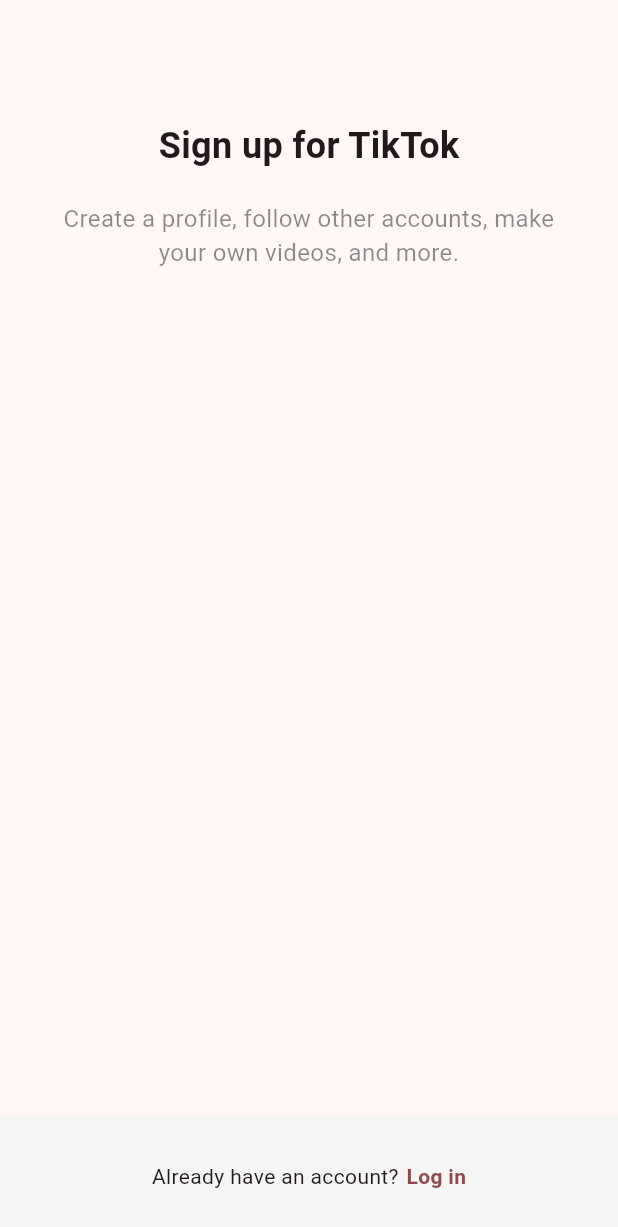
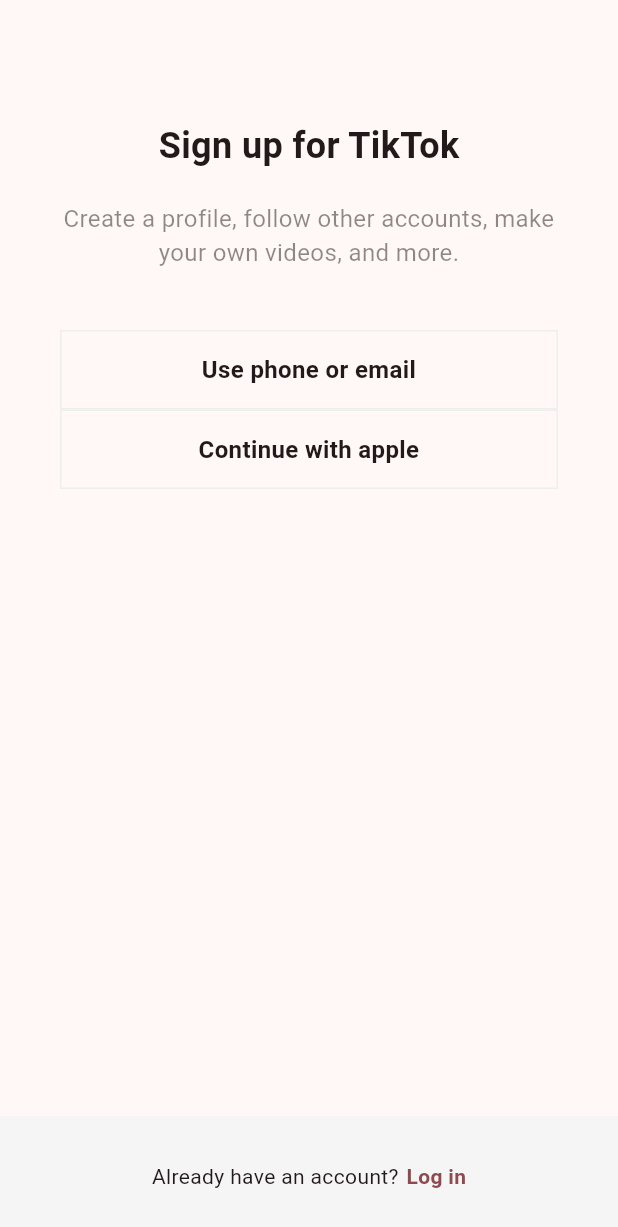
Before and after one commit to decembaek/tiktok_clone, a Flutter app: the screen it shows after launch, on a phone screen of 412 x 824 dp. Shown: the top 1227 px of the screen. Run offline on Flutter 3.47's test engine with Material 3 defaults, Android fonts, the phone set to English and light mode, and no system bars.

Commit message:
sreens로 말고 기능별로 화면정리하는게 좋음

```diff
--- a/lib/screens/sign_up/sign_up_screen.dart
+++ b/lib/features/authentication/sign_up_screen.dart
@@ -1,7 +1,8 @@
 import 'package:flutter/material.dart';
 import 'package:tiktok_clone/constants/gaps.dart';
 import 'package:tiktok_clone/constants/sizes.dart';
-import 'package:tiktok_clone/screens/login/login_screen.dart';
+import 'package:tiktok_clone/features/authentication/login_screen.dart';
+import 'package:tiktok_clone/features/authentication/widgets/auth_button.dart';
 
 class SignUpScreen extends StatelessWidget {
   const SignUpScreen({super.key});
@@ -22,7 +23,7 @@ class SignUpScreen extends StatelessWidget {
         color: Colors.grey.shade100,
         elevation: 2,
         child: Padding(
-          padding: const EdgeInsets.symmetric(vertical: Sizes.size2),
+          padding: const EdgeInsets.symmetric(vertical: Sizes.size1),
           child: Row(
             mainAxisAlignment: MainAxisAlignment.center,
             children: [
@@ -68,6 +69,9 @@ class SignUpScreen extends StatelessWidget {
                 ),
                 textAlign: TextAlign.center,
               ),
+              Gaps.v40,
+              AuthButton(text: "Use phone or email"),
+              AuthButton(text: "Continue with apple"),
             ],
           ),
         ),
--- /dev/null
+++ b/lib/features/authentication/widgets/auth_button.dart
@@ -0,0 +1,39 @@
+import 'package:flutter/material.dart';
+import 'package:tiktok_clone/constants/sizes.dart';
+
+class AuthButton extends StatelessWidget {
+  final String text;
+
+  const AuthButton({
+    super.key,
+    required this.text,
+  });
+
+  @override
+  Widget build(BuildContext context) {
+    // FractionallySizeBox 부모의 사이즈를 가져감
+    // widthFactor 1 -> 부모사이즈, 0.5 -> 부모사이즈 2분의 1
+    return FractionallySizedBox(
+      widthFactor: 1,
+      child: Container(
+        padding: const EdgeInsets.symmetric(
+          vertical: Sizes.size14,
+        ),
+        decoration: BoxDecoration(
+          border: Border.all(
+            color: Colors.grey.shade200,
+            width: Sizes.size1,
+          ),
+        ),
+        child: Text(
+          text,
+          style: const TextStyle(
+            fontSize: Sizes.size16,
+            fontWeight: FontWeight.w600,
+          ),
+          textAlign: TextAlign.center,
+        ),
+      ),
+    );
+  }
+}
--- a/lib/main.dart
+++ b/lib/main.dart
@@ -1,5 +1,5 @@
 import 'package:flutter/material.dart';
-import 'package:tiktok_clone/screens/sign_up/sign_up_screen.dart';
+import 'package:tiktok_clone/features/authentication/sign_up_screen.dart';
 
 void main() {
   runApp(const TikTokApp());
```
Also changed, not shown: lib/features/authentication/login_screen.dart (renamed from lib/screens/login/login_screen.dart).
